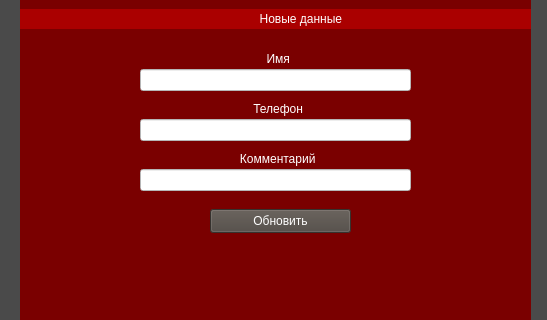
AnnushkaStark/phones_manager, file ui_interface.ui: the form before one commit; both pictures show x 0 to 547 and y 235 to 555 of the 547 by 731 pixel window.
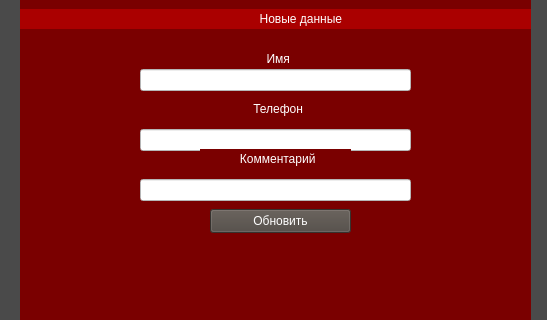
The form after the commit. The open tabs and pages were chosen to show the change.

Diff of the .ui file:
```diff
--- a/ui_interface.ui
+++ b/ui_interface.ui
@@ -34,7 +34,7 @@
     <property name="currentIndex">
      <number>3</number>
     </property>
-    <widget class="QWidget" name="">
+    <widget class="QWidget" name="widget">
      <property name="geometry">
       <rect>
        <x>0</x>
@@ -248,6 +248,14 @@
      </widget>
     </widget>
     <widget class="QWidget" name="page">
+     <property name="geometry">
+      <rect>
+       <x>0</x>
+       <y>0</y>
+       <width>511</width>
+       <height>491</height>
+      </rect>
+     </property>
      <attribute name="label">
       <string>Изменить номер</string>
      </attribute>
@@ -341,7 +349,7 @@
       <property name="geometry">
        <rect>
         <x>120</x>
-        <y>310</y>
+        <y>270</y>
         <width>271</width>
         <height>22</height>
        </rect>
@@ -355,7 +363,7 @@
       <property name="geometry">
        <rect>
         <x>120</x>
-        <y>260</y>
+        <y>320</y>
         <width>271</width>
         <height>22</height>
        </rect>
```
Left out of the diff: 25 changed lines with no effect on the pictures.
